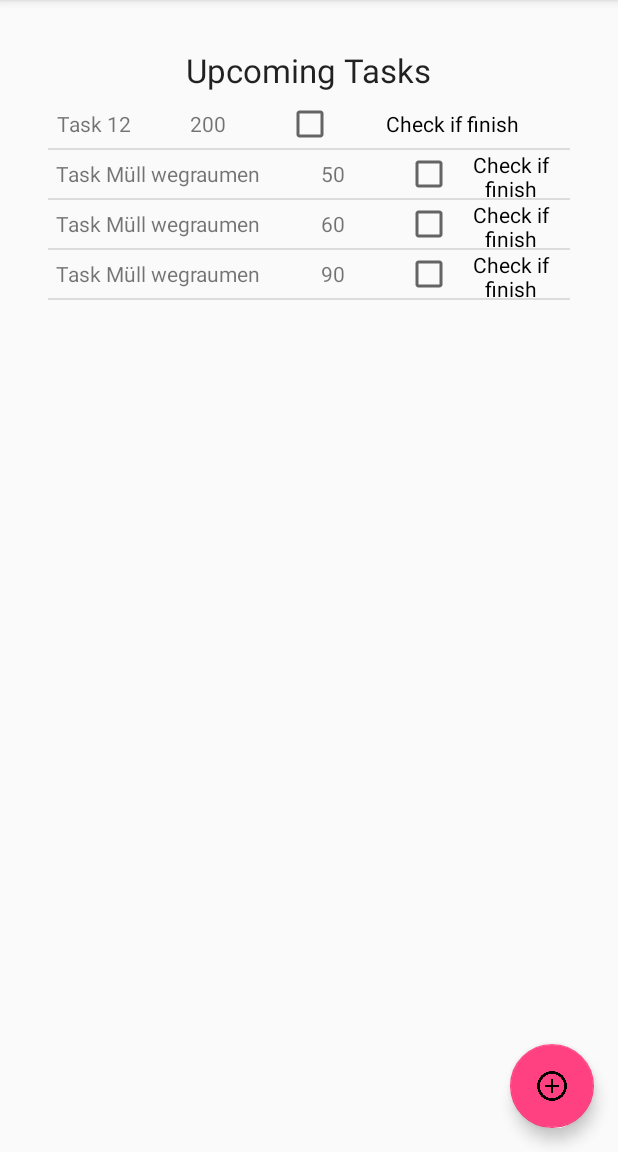
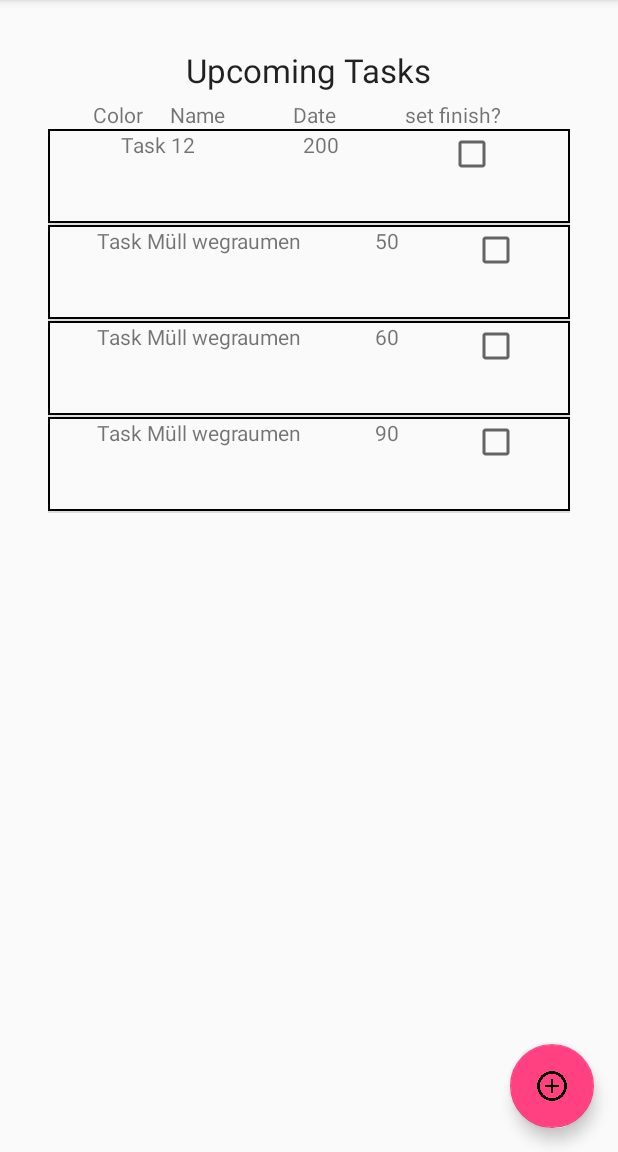
Before and after one commit to NudelSquad/NudelCalendar, an Android app: the screen it shows after launch (MainActivity), in the side drawer, after a tap on "Task Board", on a phone screen of 412 x 824 dp, the part 84-1236 px from its top. Run offline under Robolectric (Android 15) with nearby library versions, the phone set to English and light mode, and no system bars; 5 statements that could not run were skipped.

Commit message:
[BWCS] - Tasklist near complete

```diff
--- a/app/src/main/java/nudelsquad/nudelcalendar/TaskBoardAdapter.java
+++ b/app/src/main/java/nudelsquad/nudelcalendar/TaskBoardAdapter.java
@@ -6,6 +6,7 @@ import android.view.View;
 import android.view.ViewGroup;
 import android.widget.BaseAdapter;
 import android.widget.CheckBox;
+import android.widget.GridLayout;
 import android.widget.TextView;
 
 import java.util.List;
@@ -47,6 +48,7 @@ public class TaskBoardAdapter extends BaseAdapter {
         {
             holder = new ViewHolder();
             convertView = this.inflater.inflate(R.layout.task_item,parent,false);
+            holder.grid_colortask = (GridLayout) convertView.findViewById(R.id.grid_color);
             holder.txtname = (TextView) convertView.findViewById(R.id.txt_taskname);
             holder.txtdate = (TextView) convertView.findViewById(R.id.txt_duedate);
             holder.chk_task = (CheckBox) convertView.findViewById(R.id.check_task);
@@ -69,6 +71,7 @@ public class TaskBoardAdapter extends BaseAdapter {
     }
 
     private class ViewHolder{
+        GridLayout grid_colortask;
         TextView txtname, txtdate;
         CheckBox chk_task;
 
--- /dev/null
+++ b/app/src/main/res/drawable/itemborder.xml
@@ -0,0 +1,12 @@
+<?xml version="1.0" encoding="utf-8"?>
+<shape xmlns:android="http://schemas.android.com/apk/res/android"
+android:shape="rectangle">
+<stroke
+    android:width="1dip"
+    android:color="@android:color/black"/>
+
+<padding
+    android:left="1dp" android:top="1dp"
+    android:right="1dp" android:bottom="1dp"/>
+
+</shape>
--- a/app/src/main/res/layout/activity_taskboard.xml
+++ b/app/src/main/res/layout/activity_taskboard.xml
@@ -23,6 +23,41 @@
             android:layout_marginBottom="5dp"
             android:layout_gravity="center" />
 
+        <LinearLayout
+            android:orientation="horizontal"
+            android:layout_width="match_parent"
+            android:layout_height="wrap_content">
+
+            <TextView
+                android:layout_width="wrap_content"
+                android:layout_height="wrap_content"
+                android:text="Color"
+                android:layout_marginLeft="30dp"
+                android:layout_weight="0.4"
+                android:id="@+id/textView2" />
+
+            <TextView
+                android:layout_width="wrap_content"
+                android:layout_height="wrap_content"
+                android:text="Name"
+                android:layout_weight="1"
+                android:id="@+id/textView3" />
+
+            <TextView
+                android:layout_width="wrap_content"
+                android:layout_height="wrap_content"
+                android:text="Date"
+                android:layout_weight="1"
+                android:id="@+id/textView4" />
+
+            <TextView
+                android:layout_width="wrap_content"
+                android:layout_height="wrap_content"
+                android:text="set finish?"
+                android:layout_weight="1"
+                android:id="@+id/textView5" />
+        </LinearLayout>
+
         <ListView
             android:layout_width="match_parent"
             android:layout_height="match_parent"
--- a/app/src/main/res/layout/task_item.xml
+++ b/app/src/main/res/layout/task_item.xml
@@ -1,41 +1,67 @@
 <?xml version="1.0" encoding="utf-8"?>
 <LinearLayout xmlns:android="http://schemas.android.com/apk/res/android"
     android:layout_width="match_parent"
-    android:layout_height="match_parent">
+    android:layout_height="match_parent"
+    android:orientation="vertical"
+    android:background="@drawable/itemborder"
+    android:layout_marginBottom="5dp"
+    >
 
     <TableRow
         android:layout_width="match_parent"
         android:layout_height="wrap_content"
-        android:layout_gravity="top">
+        android:layout_gravity="top"
+        android:weightSum="1"
+        android:baselineAligned="false">
+
+        <GridLayout
+            android:layout_width="wrap_content"
+            android:layout_height="match_parent"
+            android:layout_weight="0.20"
+            android:id="@+id/grid_taskcolor"></GridLayout>
 
         <TextView
             android:layout_width="wrap_content"
             android:layout_height="match_parent"
             android:text="Name of Task:"
             android:id="@+id/txt_taskname"
-            android:layout_marginLeft="5dp"
-            android:gravity="center" />
+            android:layout_weight="0.30" />
 
         <TextView
+            android:inputType="date"
             android:layout_width="wrap_content"
             android:layout_height="match_parent"
-            android:text="Due-Date of Task"
+            android:text="Date"
             android:id="@+id/txt_duedate"
-            android:layout_marginLeft="40dp"
-            android:gravity="center" />
+            android:layout_weight="0.30"
+            />
 
         <CheckBox
-            android:layout_width="match_parent"
+
+            android:layout_width="wrap_content"
             android:layout_height="wrap_content"
-            android:text="Check if finish"
             android:id="@+id/check_task"
             android:checked="false"
             android:enabled="true"
             android:height="20dp"
-            android:layout_gravity="right"
             android:visibility="visible"
-            android:layout_marginLeft="40dp"
+            android:layout_weight="0.20"
             android:gravity="center" />
 
     </TableRow>
+
+
+
+    <TableRow
+        android:layout_width="match_parent"
+        android:layout_height="wrap_content">
+
+        <TextView
+            android:layout_width="match_parent"
+            android:layout_height="wrap_content"
+            android:textAppearance="?android:attr/textAppearanceLarge"
+            android:id="@+id/textView"
+            android:visibility="visible" />
+    </TableRow>
+
 </LinearLayout>
```
